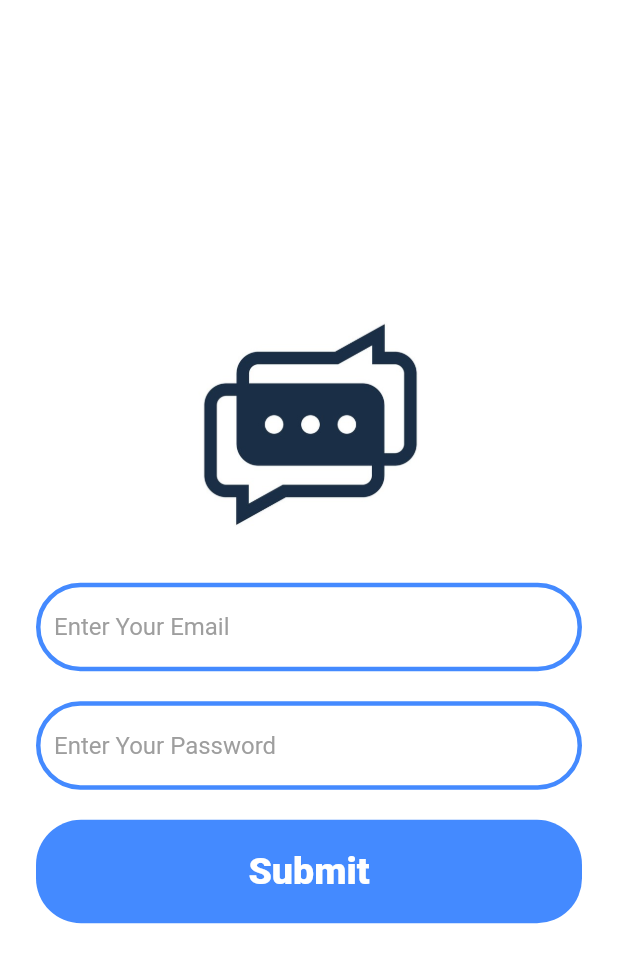
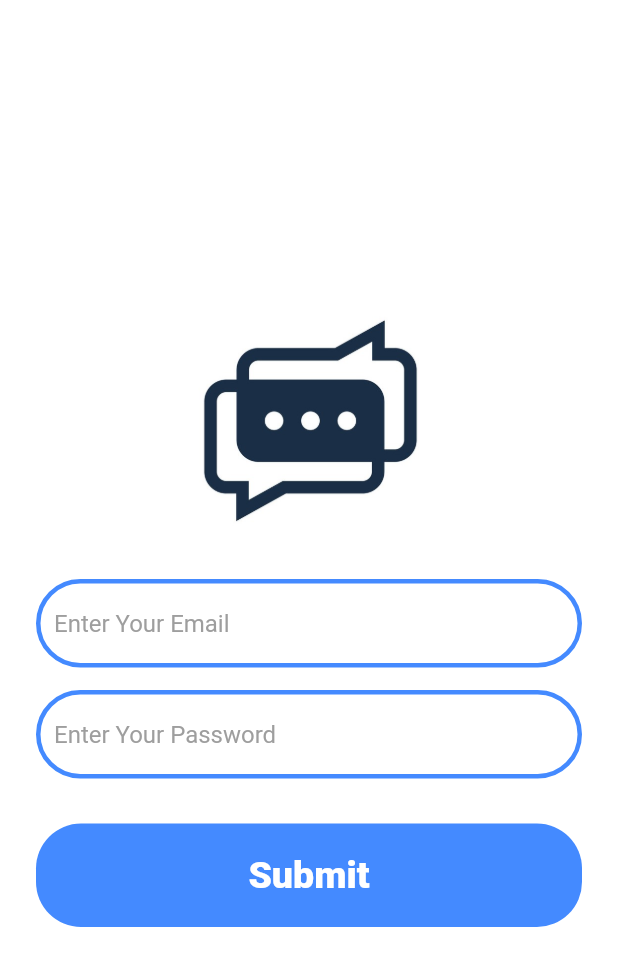
Before and after one commit to anup-paul/flutter_chat_app, a Flutter app: the RegisterScreen screen opened by its route, on a phone screen of 412 x 824 dp. Shown: the top 966 px of the screen. Run offline on Flutter 3.47's test engine with Material 2 defaults, Android fonts, the phone set to English and light mode, and no system bars.

```diff
--- a/lib/screens/login_screen.dart
+++ b/lib/screens/login_screen.dart
@@ -55,7 +55,7 @@ class _LoginScreenState extends State<LoginScreen> {
                 ),
               ),
               const SizedBox(
-                height: 20,
+                height: 15,
               ),
               TextFormField(
                 decoration: const InputDecoration(
--- a/lib/screens/register_screen.dart
+++ b/lib/screens/register_screen.dart
@@ -54,7 +54,7 @@ class _RegisterScreenState extends State<RegisterScreen> {
                 ),
               ),
               const SizedBox(
-                height: 20,
+                height: 15,
               ),
               TextFormField(
                 decoration: const InputDecoration(
@@ -80,7 +80,7 @@ class _RegisterScreenState extends State<RegisterScreen> {
                 ),
               ),
               const SizedBox(
-                height: 20,
+                height: 30,
               ),
               Material(
                 color: Colors.blueAccent,
```
